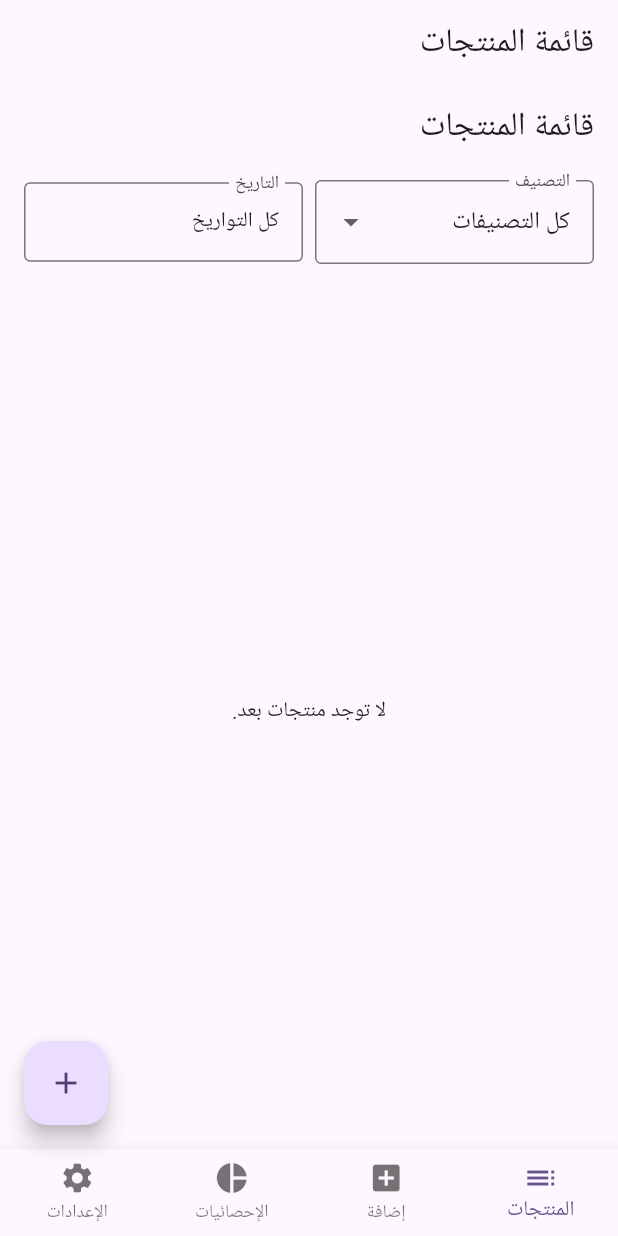
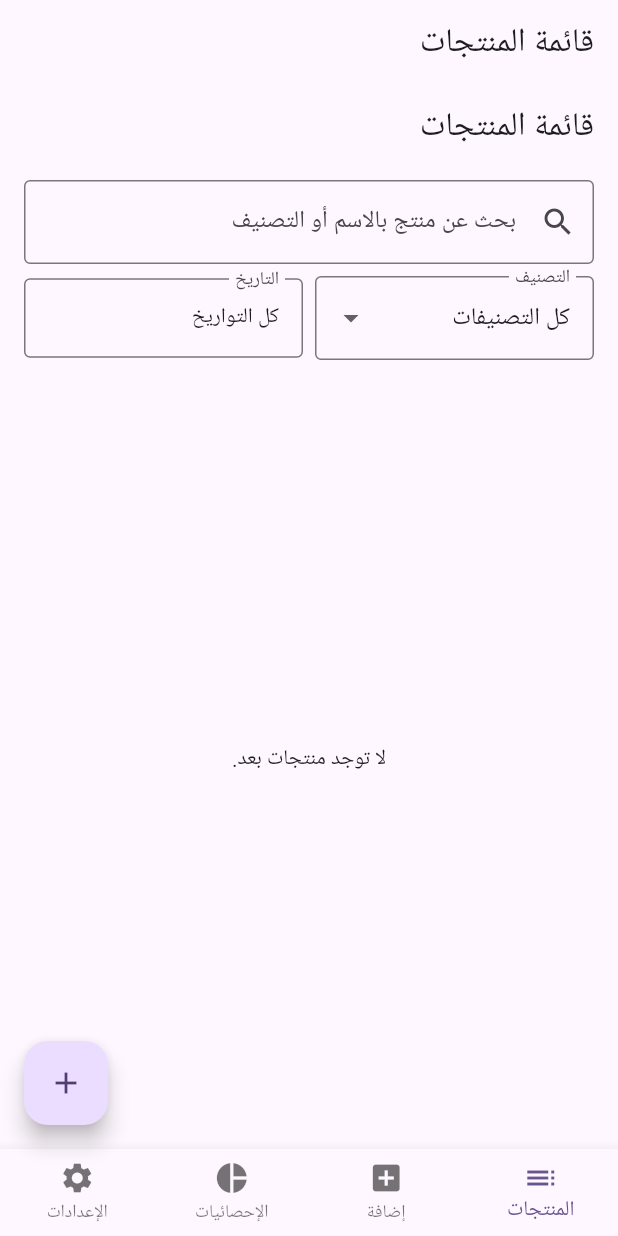
Before and after one commit to LakhalNasser/daily_expense_tracker, a Flutter app: the screen it shows after launch, on a phone screen of 412 x 824 dp. Run offline on Flutter 3.47's test engine with Material 3 defaults, Android fonts, the phone set to English and light mode, and no system bars; our stand-ins replace fl_chart, image_picker, shared_preferences.

Commit message:
feat(product-list): ضافة ميزة البحث عن منتج في قائمة المنتجات مع فلترة ديناميكية

```diff
--- a/lib/screens/product_list_screen.dart
+++ b/lib/screens/product_list_screen.dart
@@ -18,6 +18,7 @@ class _ProductListScreenState extends State<ProductListScreen> {
   late Future<List<ProductModel>> _productsFuture;
   String? _selectedFilterCategory;
   DateTime? _selectedFilterDate;
+  String _searchQuery = '';
 
   final List<String> _categories = [
     'طعام',
@@ -55,7 +56,22 @@ class _ProductListScreenState extends State<ProductListScreen> {
         children: [
           Padding(
             padding: const EdgeInsets.symmetric(horizontal: 16, vertical: 8),
-            child: Row(
+            child: Column(
+              children: [
+                TextField(
+                  decoration: const InputDecoration(
+                    labelText: 'بحث عن منتج بالاسم أو التصنيف',
+                    border: OutlineInputBorder(),
+                    prefixIcon: Icon(Icons.search),
+                  ),
+                  onChanged: (val) {
+                    setState(() {
+                      _searchQuery = val.trim();
+                    });
+                  },
+                ),
+                const SizedBox(height: 8),
+                Row(
                   children: [
                     Expanded(
                       child: DropdownButtonFormField<String>(
@@ -116,6 +132,8 @@ class _ProductListScreenState extends State<ProductListScreen> {
                       ),
                   ],
                 ),
+              ],
+            ),
           ),
           Expanded(
             child: FutureBuilder<List<ProductModel>>(
@@ -140,6 +158,12 @@ class _ProductListScreenState extends State<ProductListScreen> {
                           p.date.month == _selectedFilterDate!.month &&
                           p.date.day == _selectedFilterDate!.day)
                       .toList();
+                }
+                if (_searchQuery.isNotEmpty) {
+                  products = products.where((p) =>
+                    p.name.contains(_searchQuery) ||
+                    p.category.contains(_searchQuery)
+                  ).toList();
                 }
                 if (products.isEmpty) {
                   return const Center(child: Text('لا توجد نتائج للفلترة.'));
```
Also changed, not shown: 1 other file. Lines whose indentation alone changed are shown as unchanged.
